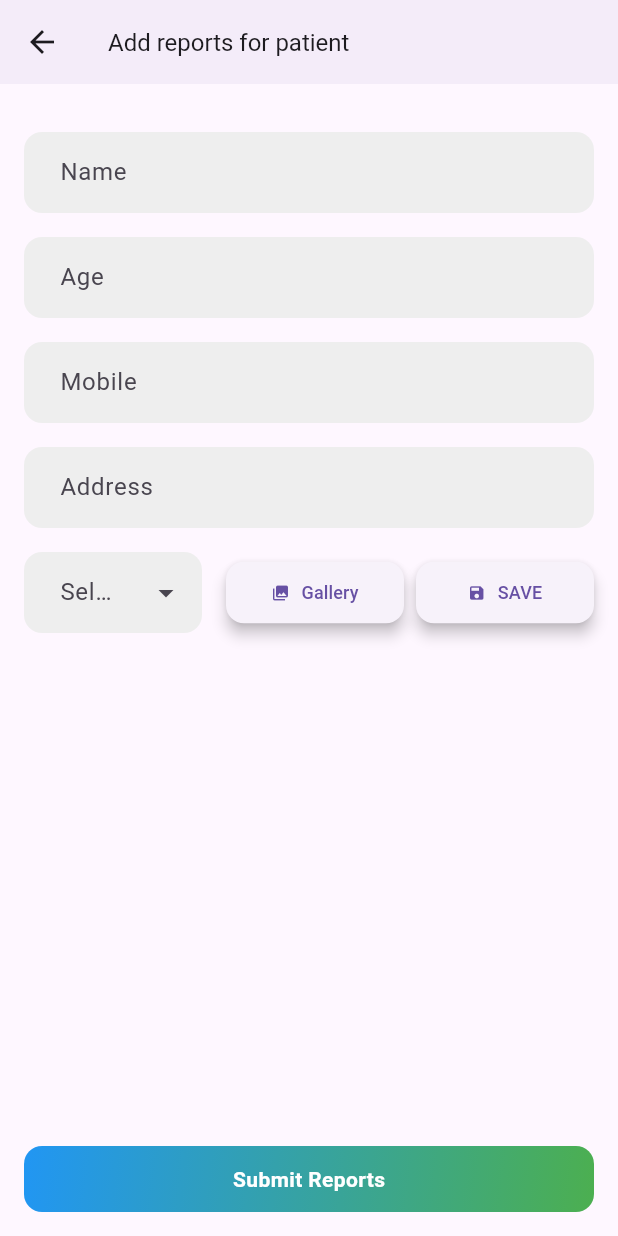
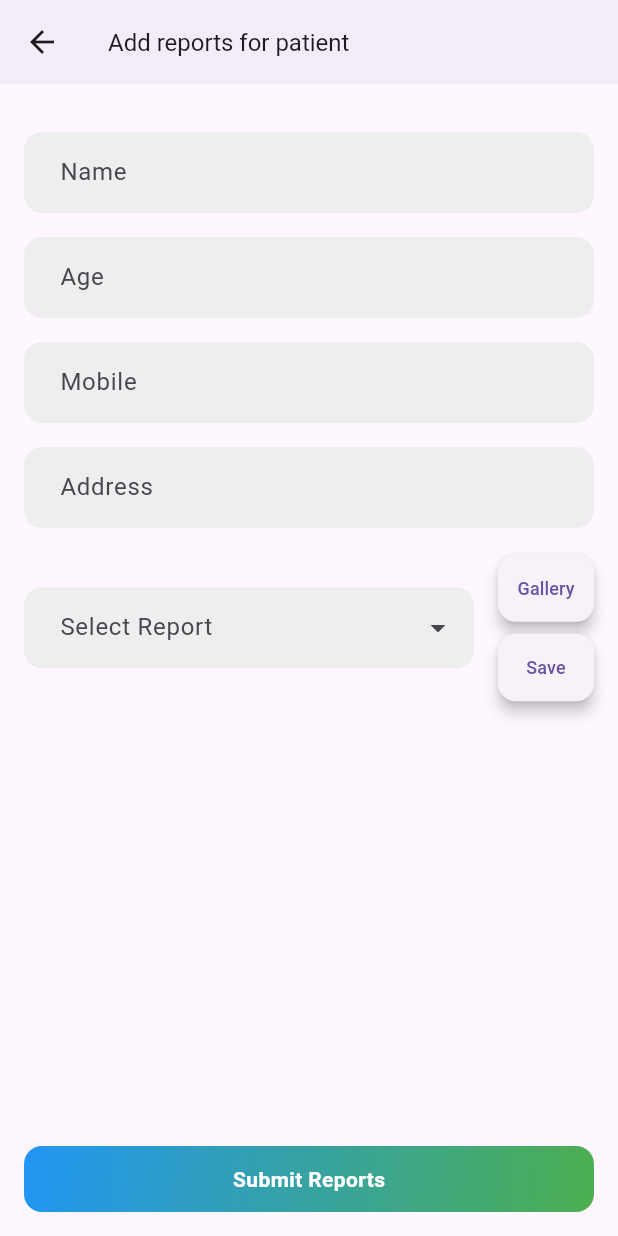
Before and after one commit to chavdajinali/vatsalya_clinic_flutter, a Flutter app: the ReportScreen screen opened directly with empty values, on a phone screen of 412 x 824 dp. Run offline on Flutter 3.47's test engine with Material 3 defaults, Android fonts, the phone set to English and light mode, and no system bars; our stand-ins replace cloud_firestore, dio, dropdown_search, equatable, firebase_core, firebase_storage and 5 more; missing offline and left inert: universal_html; accounts and stored records are empty.

Commit message:
UI Responsive

```diff
--- a/lib/main.dart
+++ b/lib/main.dart
@@ -1,4 +1,3 @@
-import 'dart:io';
 
 import 'package:firebase_core/firebase_core.dart';
 import 'package:flutter/foundation.dart';
--- a/lib/screens/home/home_screen.dart
+++ b/lib/screens/home/home_screen.dart
@@ -68,7 +68,7 @@ class _HomeScreenState extends State<HomeScreen> {
               ),
               child: AppBar(
                 title: Text(
-                  'Vatsalya Speech & Hearing Clinic Dashboard',
+                  'Vatsalya Speech & Hearing Clinic',
                   style: TextStyle(color: Colors.white, fontSize: fontSize),
                 ),
                 backgroundColor: Colors.transparent,
@@ -105,6 +105,9 @@ class _HomeScreenState extends State<HomeScreen> {
       width: 230,
       color: Colors.white,
       padding: const EdgeInsets.symmetric(horizontal: 16),
+      child: SafeArea(
+        left: false,
+        right: false,
         child: SingleChildScrollView( // Make the entire column scrollable
           child: Column(
             // crossAxisAlignment: CrossAxisAlignment.start,mainAxisAlignment: MainAxisAlignment.start,
@@ -133,6 +136,7 @@ class _HomeScreenState extends State<HomeScreen> {
               //   ),
               // ),
             ],
+          ),
         ),
       ),
     );
--- a/lib/screens/report/reportscreen.dart
+++ b/lib/screens/report/reportscreen.dart
@@ -282,28 +282,22 @@ class _ReportScreenState extends State<ReportScreen> {
               ),
             ),
             const SizedBox(width: 16),
+            Column(
+              children: [
                 if (imageFile == null)
-              Expanded(
-                child: ElevatedButton.icon(
-                  icon: Icon(Icons.photo_library, size: isDesktop ? 16 : 12),
-                  label: Text('Gallery',
-                      style: TextStyle(fontSize: isDesktop ? 16 : 12)),
+                ElevatedButton.icon(
+                  label: const Text('Gallery', style: TextStyle(fontSize: 12)),
                   onPressed: () => _pickImage(ImageSource.gallery),
                   style: ElevatedButton.styleFrom(
-                    minimumSize:
-                        isDesktop ? const Size(120, 50) : const Size(60, 40),
                     shape: RoundedRectangleBorder(
                       borderRadius: BorderRadius.circular(12),
                     ),
-                    padding: const EdgeInsets.symmetric(vertical: 12),
+                    padding: const EdgeInsets.symmetric(vertical: 14),
                     elevation: 4,
-                  ),
                   ),
                 )
                 else
-              Expanded(
-                child: Row(
-                  children: [
+                  Row(children: [
                     GestureDetector(
                       onTap: () => _pickImage(ImageSource.gallery),
                       child: ClipRRect(
@@ -329,36 +323,98 @@ class _ReportScreenState extends State<ReportScreen> {
                             size: 50, color: Colors.grey)),
                       ),
                     ),
-                    SizedBox(width: isDesktop ? 8 : 2),
-                    Expanded(
-                        child: IconButton(
-                            onPressed: () {
-                              setState(() {
-                                imageFile = null; // Clear the picked image
-                              });
-                            },
-                            icon: const Icon(Icons.cancel_outlined))),
-                  ],
-                ),
-              ),
-            const SizedBox(width: 8),
-            Expanded(
-              child: ElevatedButton.icon(
-                icon: Icon(Icons.save, size: isDesktop ? 16 : 12),
-                label: Text('SAVE',
-                    style: TextStyle(fontSize: isDesktop ? 16 : 12)),
+                  ],),
+                const SizedBox(height: 5),
+                ElevatedButton.icon(
+                  label: const Text('Save', style: TextStyle(fontSize: 12)),
                   onPressed: saveReport,
                   style: ElevatedButton.styleFrom(
-                  minimumSize:
-                      isDesktop ? const Size(120, 50) : const Size(60, 40),
                     shape: RoundedRectangleBorder(
                       borderRadius: BorderRadius.circular(12),
                     ),
-                  padding: const EdgeInsets.symmetric(vertical: 12),
+                    padding: const EdgeInsets.symmetric(vertical: 14),
                     elevation: 4,
                   ),
                 ),
+              ],
             ),
+            // if (imageFile == null)
+            //   Expanded(
+            //     child: ElevatedButton.icon(
+            //       icon: Icon(Icons.photo_library, size: isDesktop ? 16 : 12),
+            //       label: Text('Gallery',
+            //           style: TextStyle(fontSize: isDesktop ? 16 : 12)),
+            //       onPressed: () => _pickImage(ImageSource.gallery),
+            //       style: ElevatedButton.styleFrom(
+            //         minimumSize:
+            //             isDesktop ? const Size(120, 50) : const Size(60, 40),
+            //         shape: RoundedRectangleBorder(
+            //           borderRadius: BorderRadius.circular(12),
+            //         ),
+            //         padding: const EdgeInsets.symmetric(vertical: 12),
+            //         elevation: 4,
+            //       ),
+            //     ),
+            //   )
+            // else
+            //   Expanded(
+            //     child: Row(
+            //       children: [
+            //         GestureDetector(
+            //           onTap: () => _pickImage(ImageSource.gallery),
+            //           child: ClipRRect(
+            //             borderRadius: BorderRadius.circular(12),
+            //             child: kIsWeb
+            //                 ? (base64String != null
+            //                     ? Image.memory(
+            //                         base64Decode(base64String!),
+            //                         width: isDesktop ? 120 : 80,
+            //                         height: 50,
+            //                         fit: BoxFit.cover,
+            //                       )
+            //                     : const Icon(Icons.image,
+            //                         size: 50, color: Colors.grey))
+            //                 : (imageFile != null
+            //                     ? Image.file(
+            //                         File(imageFile!.path),
+            //                         width: isDesktop ? 120 : 80,
+            //                         height: 50,
+            //                         fit: BoxFit.cover,
+            //                       )
+            //                     : const Icon(Icons.image,
+            //                         size: 50, color: Colors.grey)),
+            //           ),
+            //         ),
+            //         SizedBox(width: isDesktop ? 8 : 2),
+            //         Expanded(
+            //             child: IconButton(
+            //                 onPressed: () {
+            //                   setState(() {
+            //                     imageFile = null; // Clear the picked image
+            //                   });
+            //                 },
+            //                 icon: const Icon(Icons.cancel_outlined))),
+            //       ],
+            //     ),
+            //   ),
+            // const SizedBox(width: 8),
+            // Expanded(
+            //   child: ElevatedButton.icon(
+            //     icon: Icon(Icons.save, size: isDesktop ? 16 : 12),
+            //     label: Text('SAVE',
+            //         style: TextStyle(fontSize: isDesktop ? 16 : 12)),
+            //     onPressed: saveReport,
+            //     style: ElevatedButton.styleFrom(
+            //       minimumSize:
+            //           isDesktop ? const Size(120, 50) : const Size(60, 40),
+            //       shape: RoundedRectangleBorder(
+            //         borderRadius: BorderRadius.circular(12),
+            //       ),
+            //       padding: const EdgeInsets.symmetric(vertical: 12),
+            //       elevation: 4,
+            //     ),
+            //   ),
+            // ),
           ],
         ),
         const SizedBox(height: 20),
--- a/lib/utils/textfield_builder.dart
+++ b/lib/utils/textfield_builder.dart
@@ -1,4 +1,5 @@
 import 'package:flutter/material.dart';
+import 'package:flutter/services.dart';
 
 // TextField Builder
 Widget buildTextField({
@@ -8,9 +9,11 @@ Widget buildTextField({
       String? Function(String?)? onValidate,
       bool? readOnly,
       InputDecoration? decoration,
+      List<TextInputFormatter>? inputformatter,
       Function()? onTap, TextInputType? keyboardType}) {
         return TextFormField(
           keyboardType: keyboardType,
+          inputFormatters: inputformatter,
           controller: controller,
           decoration: decoration ?? InputDecoration(
             labelText: labelText,
```
Also changed, not shown: lib/screens/create_patients/create_patients_screen.dart (+9 -2 lines), lib/screens/history_patients_list/history_patients_list_screen.dart (+7 -7 lines), lib/screens/home/appointment/todays_appointment_page.dart (+21 -2 lines), pubspec.yaml (+7 -0 lines), pubspec.lock, 7 other files. Lines whose indentation alone changed are shown as unchanged.
